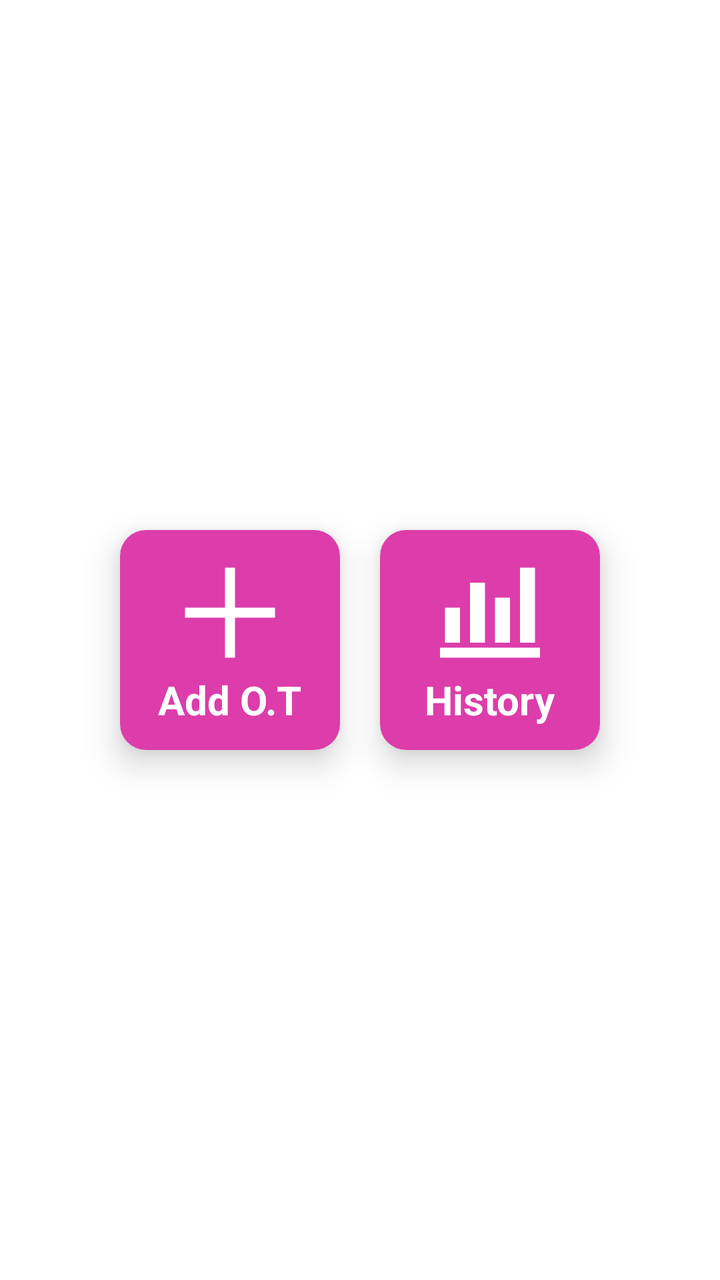
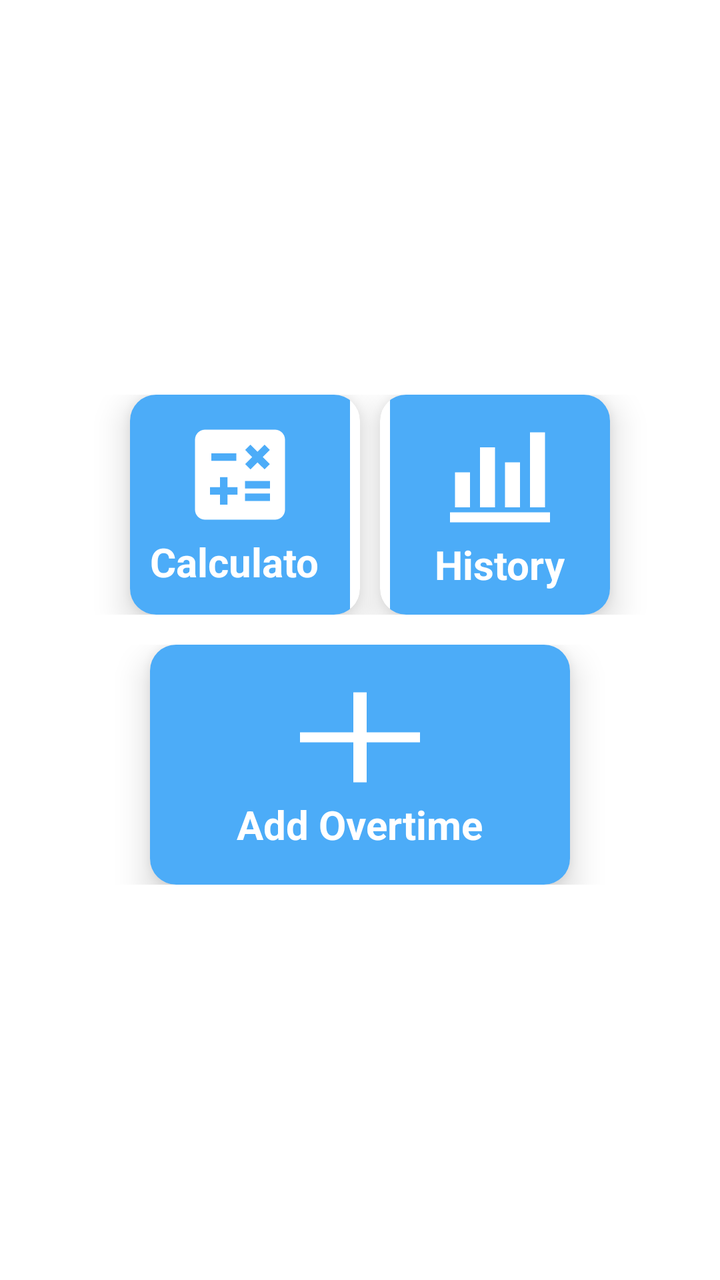

Before-and-after screenshots of an Android layout around one commit, followed by the original layout XML and the change that was made.
<!-- AndroidManifest.xml: application theme Theme.MyApps -->
<!-- res/layout/activity_main.xml -->
<?xml version="1.0" encoding="utf-8"?>
<LinearLayout xmlns:android="http://schemas.android.com/apk/res/android"
    xmlns:app="http://schemas.android.com/apk/res-auto"
    xmlns:tools="http://schemas.android.com/tools"
    android:id="@+id/main"
    android:layout_width="match_parent"
    android:layout_height="match_parent"
    android:gravity="center"
    android:background="@color/white"
    tools:context=".MainActivity">





        <androidx.cardview.widget.CardView
            android:layout_width="wrap_content"
            android:layout_height="wrap_content"
            app:cardElevation="10dp"
            android:layout_marginEnd="10dp"
            app:cardCornerRadius="13dp"
            >

            <LinearLayout
                android:id="@+id/add_icon"
                android:layout_width="110dp"
                android:layout_height="110dp"
                android:orientation="vertical"
                android:gravity="center"
                android:background="#DC3DAA">

                <ImageView
                    android:layout_width="60dp"
                    android:layout_height="60dp"
                    android:contentDescription="TODO"
                    android:src="@drawable/outline_add_2_24"
                    android:scaleType="fitXY"/>

                <TextView
                    android:layout_width="wrap_content"
                    android:layout_height="wrap_content"
                    android:text="Add O.T"
                    android:textColor="@color/white"
                    android:textStyle="bold"
                    android:textSize="20sp"/>
            </LinearLayout>

        </androidx.cardview.widget.CardView>


        <androidx.cardview.widget.CardView
            android:layout_width="wrap_content"
            android:layout_height="wrap_content"
            app:cardElevation="10dp"
            android:layout_marginStart="10dp"
            app:cardCornerRadius="13dp"
            >

            <LinearLayout
                android:id="@+id/history_icon"
                android:layout_width="110dp"
                android:layout_height="110dp"
                android:orientation="vertical"
                android:gravity="center"
                android:padding="10dp"
                android:background="#DC3DAA">

                <ImageView
                    android:layout_width="60dp"
                    android:layout_height="60dp"
                    android:contentDescription="TODO"
                    android:src="@drawable/outline_history"
                    android:scaleType="fitXY"/>

                <TextView
                    android:layout_width="wrap_content"
                    android:layout_height="wrap_content"
                    android:text="History"
                    android:textColor="@color/white"
                    android:textStyle="bold"
                    android:textSize="20sp"/>
            </LinearLayout>

        </androidx.cardview.widget.CardView>







</LinearLayout>
<!-- resources referenced by this layout -->
<resources>
  <color name="white">#FFFFFFFF</color>
  <!-- drawable outline_add_2_24 (drawable) -->
  <vector xmlns:android="http://schemas.android.com/apk/res/android" android:height="24dp" android:tint="@color/white" android:viewportHeight="960" android:viewportWidth="960" android:width="24dp">
        
      <path android:fillColor="@android:color/white" android:pathData="M440,840L440,520L120,520L120,440L440,440L440,120L520,120L520,440L840,440L840,520L520,520L520,840L440,840Z"/>
      
  </vector>
  <!-- drawable outline_history (drawable) -->
  <vector xmlns:android="http://schemas.android.com/apk/res/android" android:height="24dp" android:tint="@color/white" android:viewportHeight="960" android:viewportWidth="960" android:width="24dp">
        
      <path android:fillColor="@android:color/white" android:pathData="M80,840L80,760L880,760L880,840L80,840ZM120,720L120,440L240,440L240,720L120,720ZM320,720L320,240L440,240L440,720L320,720ZM520,720L520,360L640,360L640,720L520,720ZM720,720L720,120L840,120L840,720L720,720Z"/>
      
  </vector>
  <style name="Theme.MyApps" parent="Base.Theme.MyApps" />
  <style name="Base.Theme.MyApps" parent="Theme.Material3.DayNight.NoActionBar">
          
          
          <item name="android:statusBarColor">@color/white</item>
          <item name="android:windowLightStatusBar">false</item>
  
      </style>
</resources>

<!-- the commit's change to res/layout/activity_main.xml (unified diff, before → after) -->
@@ -6,46 +6,56 @@
     android:layout_width="match_parent"
     android:layout_height="match_parent"
     android:gravity="center"
+    android:orientation="vertical"
     android:background="@color/white"
     tools:context=".MainActivity">
 
 
 
+    <LinearLayout
+        android:layout_width="match_parent"
+        android:layout_height="wrap_content"
+        android:gravity="center"
+        android:padding="5dp"
+        android:orientation="horizontal">
 
 
         <androidx.cardview.widget.CardView
             android:layout_width="wrap_content"
             android:layout_height="wrap_content"
             app:cardElevation="10dp"
-            android:layout_marginEnd="10dp"
+            android:layout_marginStart="10dp"
             app:cardCornerRadius="13dp"
             >
 
             <LinearLayout
-                android:id="@+id/add_icon"
+                android:id="@+id/calculator_icon"
                 android:layout_width="110dp"
                 android:layout_height="110dp"
                 android:orientation="vertical"
                 android:gravity="center"
-                android:background="#DC3DAA">
+                android:padding="10dp"
+                android:layout_marginEnd="5dp"
+                android:background="@color/rootColour">
 
                 <ImageView
                     android:layout_width="60dp"
                     android:layout_height="60dp"
                     android:contentDescription="TODO"
-                    android:src="@drawable/outline_add_2_24"
+                    android:src="@drawable/baseline_calculate_24"
                     android:scaleType="fitXY"/>
 
                 <TextView
                     android:layout_width="wrap_content"
                     android:layout_height="wrap_content"
-                    android:text="Add O.T"
+                    android:text="Calculator"
                     android:textColor="@color/white"
                     android:textStyle="bold"
                     android:textSize="20sp"/>
             </LinearLayout>
 
         </androidx.cardview.widget.CardView>
+
 
 
         <androidx.cardview.widget.CardView
@@ -63,7 +73,8 @@
                 android:orientation="vertical"
                 android:gravity="center"
                 android:padding="10dp"
-                android:background="#DC3DAA">
+                android:layout_marginStart="5dp"
+                android:background="@color/rootColour">
 
                 <ImageView
                     android:layout_width="60dp"
@@ -83,6 +94,55 @@
 
         </androidx.cardview.widget.CardView>
 
+    </LinearLayout>
+
+
+
+    <LinearLayout
+        android:layout_width="match_parent"
+        android:layout_height="wrap_content"
+        android:orientation="horizontal"
+        android:padding="5dp"
+        android:layout_marginTop="5dp"
+        android:gravity="center">
+
+        <androidx.cardview.widget.CardView
+            android:layout_width="wrap_content"
+            android:layout_height="wrap_content"
+            app:cardElevation="10dp"
+            app:cardCornerRadius="13dp"
+            >
+
+            <LinearLayout
+                android:id="@+id/add_icon"
+                android:layout_width="210dp"
+                android:layout_height="120dp"
+                android:orientation="vertical"
+                android:gravity="center"
+                android:background="@color/rootColour">
+
+                <ImageView
+                    android:layout_width="80dp"
+                    android:layout_height="60dp"
+                    android:contentDescription="TODO"
+                    android:src="@drawable/outline_add_2_24"
+                    android:scaleType="fitXY"/>
+
+                <TextView
+                    android:layout_width="wrap_content"
+                    android:layout_height="wrap_content"
+                    android:text="Add Overtime"
+                    android:textColor="@color/white"
+                    android:textStyle="bold"
+                    android:textSize="20sp"/>
+            </LinearLayout>
+
+
+        </androidx.cardview.widget.CardView>
+
+
+
+    </LinearLayout>
 
 
 
<!-- resource entries referenced after the edit -->
@@ -1,6 +1,13 @@
 <!-- resources referenced by this layout -->
 <resources>
+  <color name="rootColour">#4CACF8</color>
   <color name="white">#FFFFFFFF</color>
+  <!-- drawable baseline_calculate_24 (drawable) -->
+  <vector xmlns:android="http://schemas.android.com/apk/res/android" android:height="24dp" android:tint="#FFFFFF" android:viewportHeight="24" android:viewportWidth="24" android:width="24dp">
+        
+      <path android:fillColor="@android:color/white" android:pathData="M19,3H5C3.9,3 3,3.9 3,5v14c0,1.1 0.9,2 2,2h14c1.1,0 2,-0.9 2,-2V5C21,3.9 20.1,3 19,3zM13.03,7.06L14.09,6l1.41,1.41L16.91,6l1.06,1.06l-1.41,1.41l1.41,1.41l-1.06,1.06L15.5,9.54l-1.41,1.41l-1.06,-1.06l1.41,-1.41L13.03,7.06zM6.25,7.72h5v1.5h-5V7.72zM11.5,16h-2v2H8v-2H6v-1.5h2v-2h1.5v2h2V16zM18,17.25h-5v-1.5h5V17.25zM18,14.75h-5v-1.5h5V14.75z"/>
+      
+  </vector>
   <!-- drawable outline_add_2_24 (drawable) -->
   <vector xmlns:android="http://schemas.android.com/apk/res/android" android:height="24dp" android:tint="@color/white" android:viewportHeight="960" android:viewportWidth="960" android:width="24dp">
         
